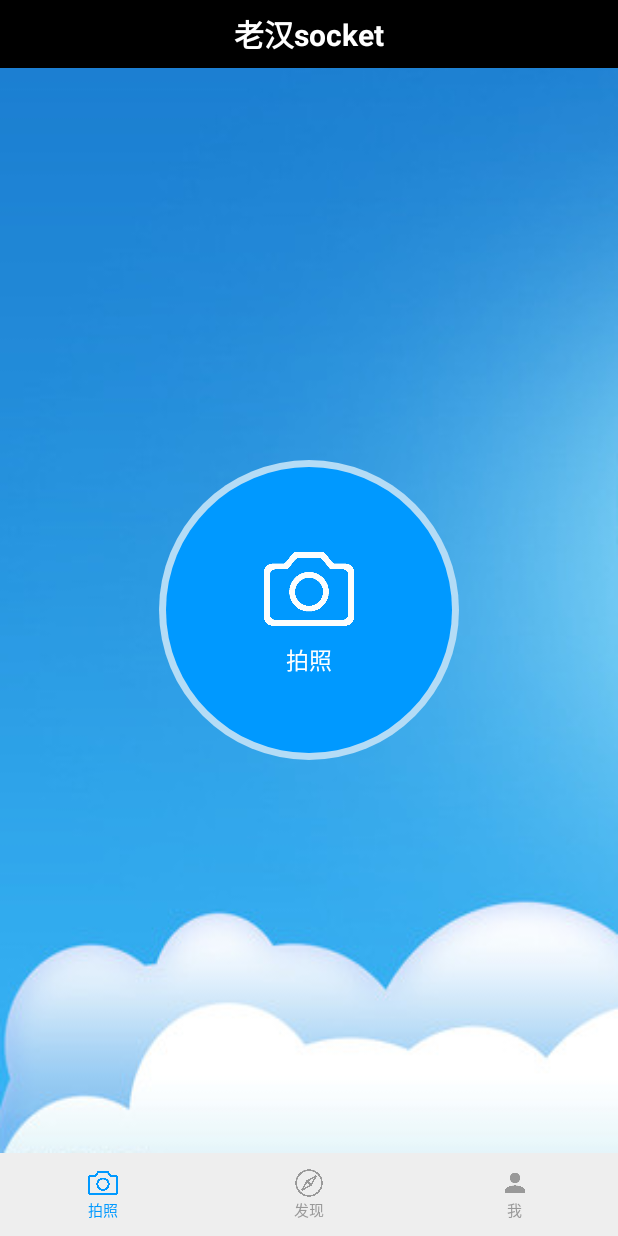
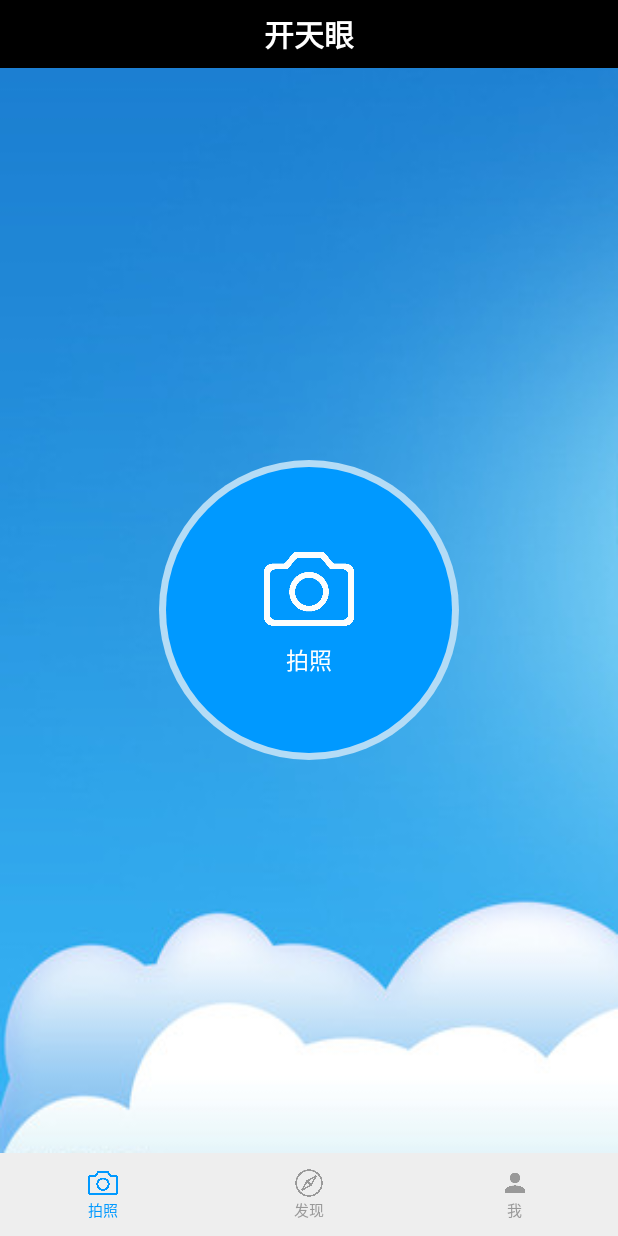
Before and after one commit to miguangshu/ShootSky, an Android app: the MainActivity screen opened directly, with no data from a screen before it, on a phone screen of 412 x 824 dp. Run offline under Robolectric (Android 15) with nearby library versions, the phone set to English and light mode, and no system bars.

Commit message:
修改字符

```diff
--- a/sky/src/main/java/com/imooc/tab03/ActivityCollector.java
+++ b/sky/src/main/java/com/imooc/tab03/ActivityCollector.java
@@ -11,6 +11,7 @@ import java.util.List;
 public class ActivityCollector {
     public static List<Activity> sActivityList=new ArrayList<Activity>();
     public static ArrayList<Activity> sSignUpActivityList=new ArrayList<Activity>();
+
 
 
     public static void addActivity(Activity activity){
--- a/sky/src/main/res/layout/top.xml
+++ b/sky/src/main/res/layout/top.xml
@@ -10,7 +10,7 @@
         android:layout_width="wrap_content"
         android:layout_height="wrap_content"
         android:layout_gravity="center"
-        android:text="老汉socket"
+        android:text="开天眼"
         android:textColor="#ffffff"
         android:textSize="20sp"
         android:textStyle="bold" />
--- a/sky/src/main/res/values/strings.xml
+++ b/sky/src/main/res/values/strings.xml
@@ -1,7 +1,7 @@
 <?xml version="1.0" encoding="utf-8"?>
 <resources>
 
-    <string name="app_name">imooc-tab03</string>
+    <string name="app_name">开天眼</string>
     <string name="action_settings">Settings</string>
     <string name="hello_world">Hello world!</string>
 
```
